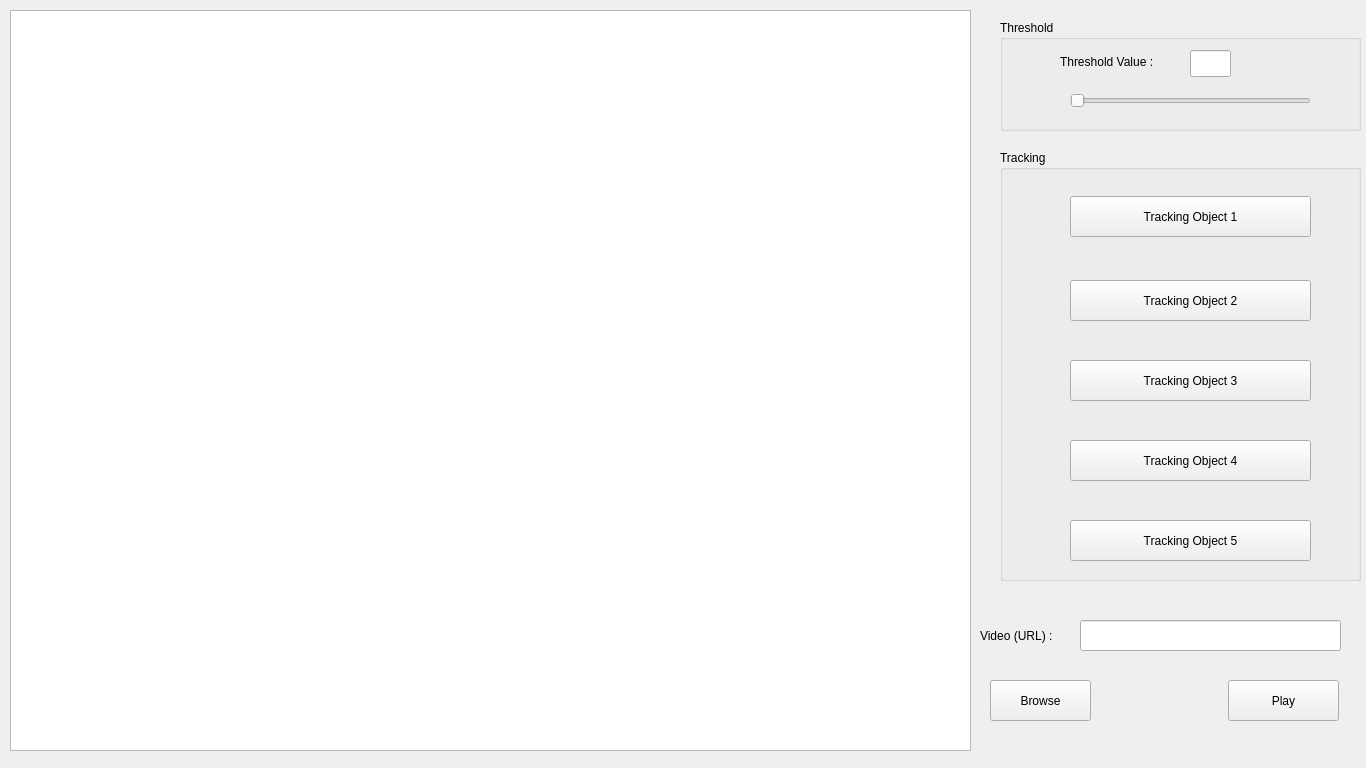
Old version of the form widget.ui in the repository vinhnguyencong/object-tracking.
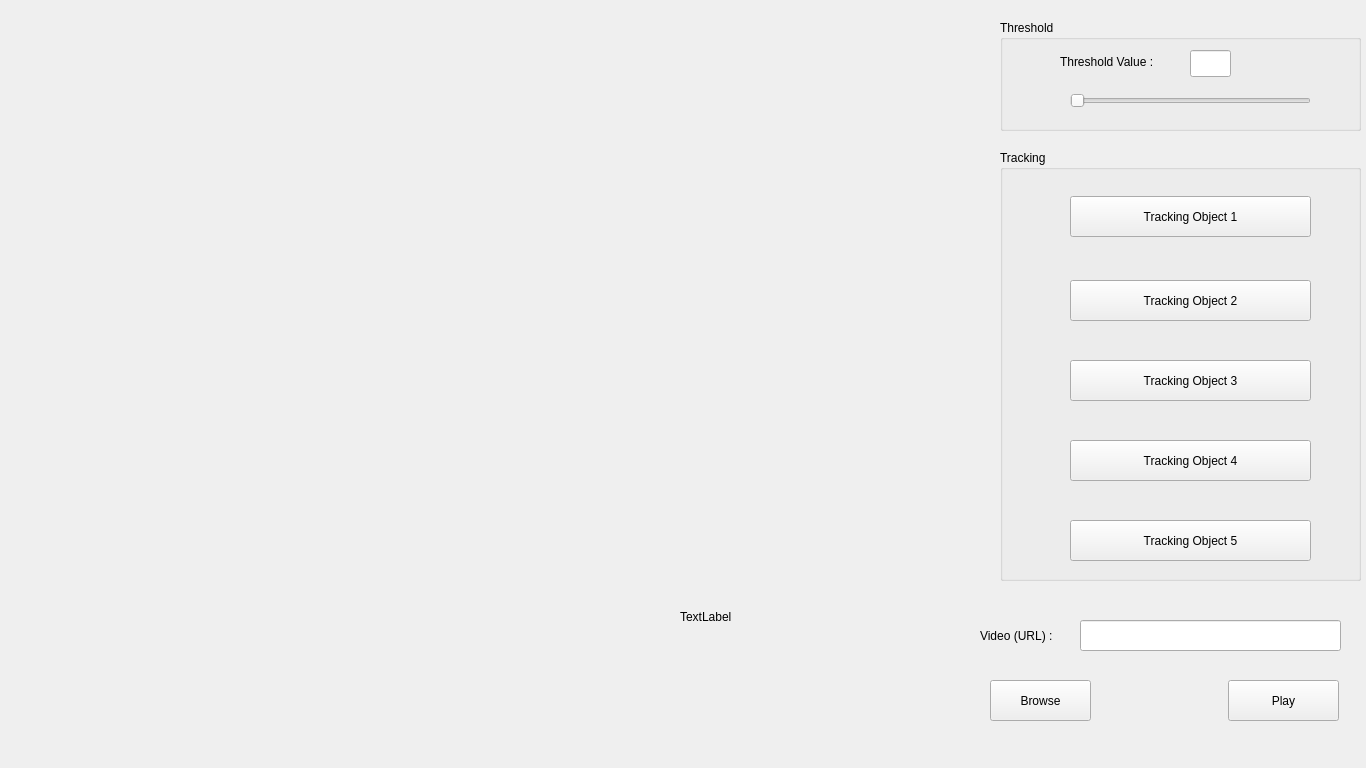
New version of the form.

Commit message: Just test display video

```diff
--- a/widget.ui
+++ b/widget.ui
@@ -25,16 +25,6 @@
   <property name="windowTitle">
    <string>Object Tracking</string>
   </property>
-  <widget class="QGraphicsView" name="videoGraphicsView">
-   <property name="geometry">
-    <rect>
-     <x>10</x>
-     <y>10</y>
-     <width>961</width>
-     <height>741</height>
-    </rect>
-   </property>
-  </widget>
   <widget class="QGroupBox" name="groupBox">
    <property name="geometry">
     <rect>
@@ -211,6 +201,29 @@
     <string>Play</string>
    </property>
   </widget>
+  <widget class="QLabel" name="label_2">
+   <property name="geometry">
+    <rect>
+     <x>680</x>
+     <y>610</y>
+     <width>59</width>
+     <height>14</height>
+    </rect>
+   </property>
+   <property name="text">
+    <string>TextLabel</string>
+   </property>
+  </widget>
+  <widget class="QWidget" name="videoWidget" native="true">
+   <property name="geometry">
+    <rect>
+     <x>50</x>
+     <y>60</y>
+     <width>501</width>
+     <height>411</height>
+    </rect>
+   </property>
+  </widget>
  </widget>
  <layoutdefault spacing="6" margin="11"/>
  <resources/>
```
The commit also changes 5 other files.
